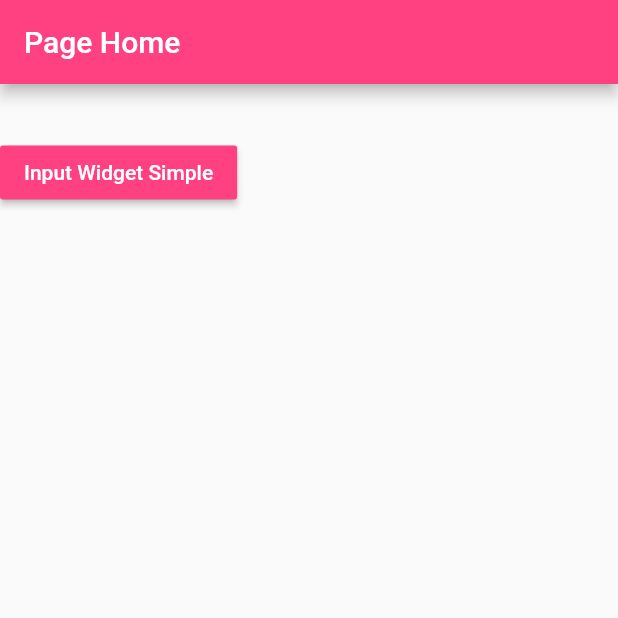
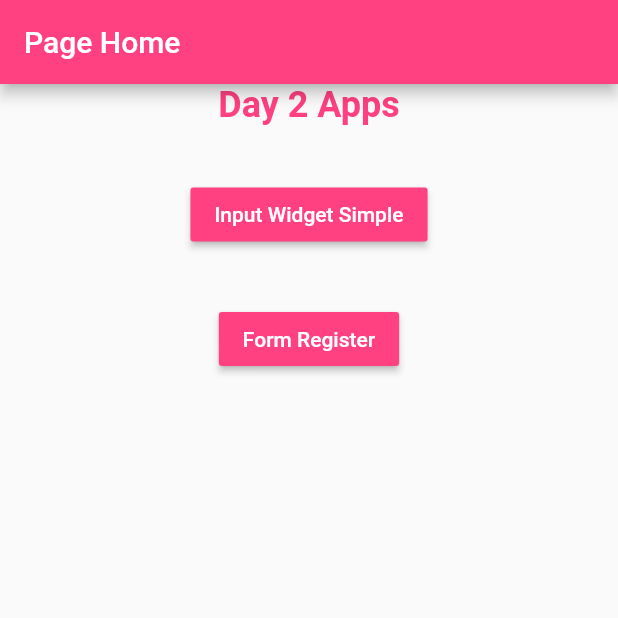
Before and after one commit to rizkipm/input-selection-widget, a Flutter app: the screen it shows after launch, on a phone screen of 412 x 824 dp, the top half of it. Run offline on Flutter 3.47's test engine with Material 2 defaults, Android fonts, the phone set to English and light mode, and no system bars.

Commit message:
update menu home

```diff
--- a/input_selection_widget/lib/main.dart
+++ b/input_selection_widget/lib/main.dart
@@ -20,7 +20,8 @@ class MyApp extends StatelessWidget {
         // is not restarted.
         primarySwatch: Colors.blue,
       ),
-      home: PageHome(),debugShowCheckedModeBanner: false,
+      home: PageHome(),
+      debugShowCheckedModeBanner: false,
     );
   }
 }
@@ -33,22 +34,36 @@ class PageHome extends StatelessWidget {
         title: Text('Page Home'),
         backgroundColor: Colors.pinkAccent,
       ),
-
       body: Column(
         children: <Widget>[
-
+          Text(
+            'Day 2 Apps',
+            style: TextStyle(
+                fontWeight: FontWeight.bold,
+                fontSize: 24.0,
+                color: Colors.pinkAccent),
+          ),
+          Container(
+            //retrieve value
+            alignment: Alignment.center,
+            margin: EdgeInsets.only(top: 35.0),
+            child: RaisedButton(
+              color: Colors.pinkAccent,
+              textColor: Colors.white,
+              child: Text('Input Widget Simple'),
+              onPressed: () {},
+            ),
+          ),
           Container(
             //retrieve value
             margin: EdgeInsets.only(top: 35.0),
             child: RaisedButton(
               color: Colors.pinkAccent,
               textColor: Colors.white,
-              child: Text('Input Widget Simple'),
-              onPressed: (){
-
-              },
+              child: Text('Form Register'),
+              onPressed: () {},
             ),
-          )
+          ),
         ],
       ),
     );
```
